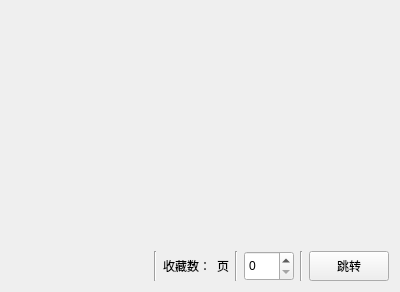
Before: the Qt Designer form ui/ui_history.ui in tonquer/picacg-qt, drawn with Qt 5.
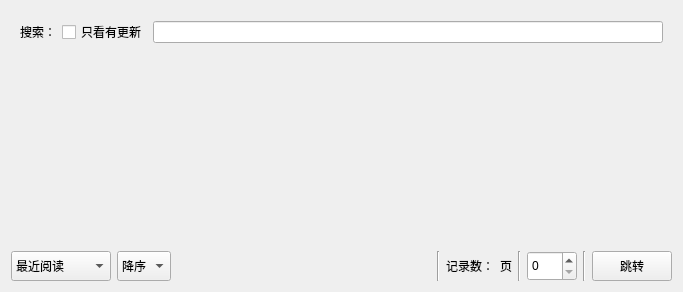
After: the same form once the commit is applied. Custom widgets are drawn as their Qt base class.

Patch:
```diff
--- a/ui/ui_history.ui
+++ b/ui/ui_history.ui
@@ -6,7 +6,7 @@
    <rect>
     <x>0</x>
     <y>0</y>
-    <width>400</width>
+    <width>683</width>
     <height>292</height>
    </rect>
   </property>
@@ -16,9 +16,108 @@
 
   <layout class="QGridLayout" name="gridLayout_2">
    <item row="1" column="0">
+    <layout class="QGridLayout" name="gridLayout_3">
+     <item row="0" column="0">
+      <widget class="ComicListWidget" name="bookList">
+       <property name="styleSheet">
+        <string notr="true">QListWidget {background-color:transparent;}</string>
+       </property>
+      </widget>
+     </item>
+    </layout>
+   </item>
+   <item row="0" column="0">
+    <widget class="QWidget" name="widget" native="true">
+     <layout class="QHBoxLayout" name="horizontalLayout_3">
+      <item>
+       <widget class="QLabel" name="label">
+        <property name="text">
+         <string>搜索：</string>
+        </property>
+       </widget>
+      </item>
+      <item>
+       <widget class="QCheckBox" name="updateCheck">
+        <property name="text">
+         <string>只看有更新</string>
+        </property>
+       </widget>
+      </item>
+      <item>
+       <widget class="QLineEdit" name="searchEdit"/>
+      </item>
+     </layout>
+    </widget>
+   </item>
+   <item row="2" column="0">
     <layout class="QGridLayout" name="gridLayout_4">
      <item row="0" column="0">
       <layout class="QHBoxLayout" name="horizontalLayout">
+       <item>
+        <widget class="QComboBox" name="sortKey">
+         <property name="minimumSize">
+          <size>
+           <width>100</width>
+           <height>30</height>
+          </size>
+         </property>
+         <item>
+          <property name="text">
+           <string>最近阅读</string>
+          </property>
+         </item>
+         <item>
+          <property name="text">
+           <string>更新时间</string>
+          </property>
+         </item>
+         <item>
+          <property name="text">
+           <string>创建时间</string>
+          </property>
+         </item>
+         <item>
+          <property name="text">
+           <string>爱心数</string>
+          </property>
+         </item>
+         <item>
+          <property name="text">
+           <string>观看数</string>
+          </property>
+         </item>
+         <item>
+          <property name="text">
+           <string>章节数</string>
+          </property>
+         </item>
+         <item>
+          <property name="text">
+           <string>图片数</string>
+          </property>
+         </item>
+        </widget>
+       </item>
+       <item>
+        <widget class="QComboBox" name="sortId">
+         <property name="minimumSize">
+          <size>
+           <width>0</width>
+           <height>30</height>
+          </size>
+         </property>
+         <item>
+          <property name="text">
+           <string>降序</string>
+          </property>
+         </item>
+         <item>
+          <property name="text">
+           <string>升序</string>
+          </property>
+         </item>
+        </widget>
+       </item>
        <item>
         <spacer name="horizontalSpacer">
          <property name="orientation">
@@ -48,7 +147,7 @@
           </size>
          </property>
          <property name="text">
-          <string>收藏数：</string>
+          <string>记录数：</string>
          </property>
         </widget>
        </item>
@@ -109,17 +208,6 @@
      </item>
     </layout>
    </item>
-   <item row="0" column="0">
-    <layout class="QGridLayout" name="gridLayout_3">
-     <item row="0" column="0">
-      <widget class="ComicListWidget" name="bookList">
-       <property name="styleSheet">
-        <string notr="true">QListWidget {background-color:transparent;}</string>
-       </property>
-      </widget>
-     </item>
-    </layout>
-   </item>
   </layout>
  </widget>
  <customwidgets>
```
Left out of the diff: 9 changed lines with no effect on the pictures.
